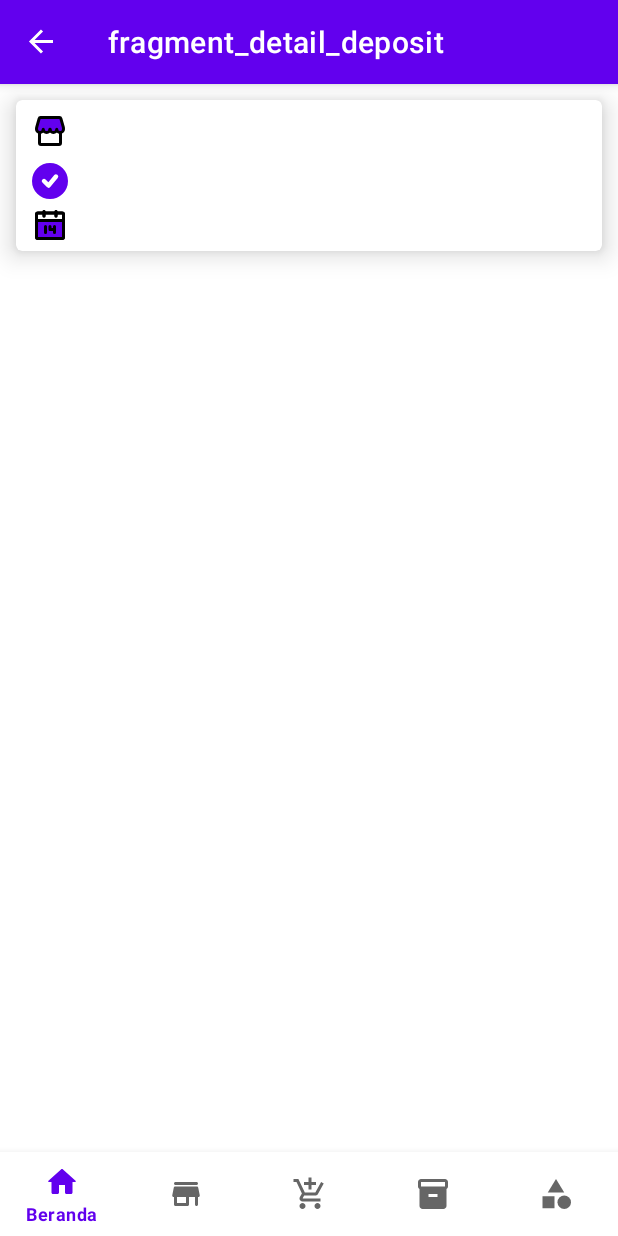
After one commit to hanifalfaqih/TitipBarangKu, an Android app: the DetailDepositFragment screen opened through its navigation route, on a phone screen of 412 x 824 dp. The commit adds this screen. Run offline under Robolectric (Android 15) with nearby library versions, the phone set to English and light mode, and no system bars; our stand-ins replace navigation-ui, sdp/ssp sizes; 2 statements that could not run were skipped.

```diff
--- /dev/null
+++ b/app/src/main/java/id/allana/titipbarangku/ui/deposit/DetailDepositFragment.kt
@@ -0,0 +1,18 @@
+package id.allana.titipbarangku.ui.deposit
+
+import id.allana.titipbarangku.data.base.BaseFragment
+import id.allana.titipbarangku.databinding.FragmentDetailDepositBinding
+
+
+class DetailDepositFragment : BaseFragment<FragmentDetailDepositBinding>(FragmentDetailDepositBinding::inflate) {
+
+    override fun initView() {
+        TODO("Not yet implemented")
+    }
+
+    override fun observeData() {
+        TODO("Not yet implemented")
+    }
+
+
+}
--- a/app/src/main/java/id/allana/titipbarangku/ui/deposit/add_product_deposit/AddProductDepositFragment.kt
+++ b/app/src/main/java/id/allana/titipbarangku/ui/deposit/add_product_deposit/AddProductDepositFragment.kt
@@ -7,7 +7,6 @@ import android.view.View
 import android.widget.AdapterView
 import android.widget.ArrayAdapter
 import android.widget.AutoCompleteTextView
-import android.widget.Toast
 import androidx.core.view.MenuHost
 import androidx.core.view.MenuProvider
 import androidx.fragment.app.viewModels
@@ -26,6 +25,7 @@ import id.allana.titipbarangku.databinding.FragmentAddProductDepositBinding
 import id.allana.titipbarangku.ui.deposit.DepositViewModel
 import id.allana.titipbarangku.ui.deposit.add_product_deposit.adapter.AddProductDepositAdapter
 import id.allana.titipbarangku.ui.product.ProductViewModel
+import id.allana.titipbarangku.util.snackbar
 
 
 class AddProductDepositFragment : BaseFragment<FragmentAddProductDepositBinding>(FragmentAddProductDepositBinding::inflate) {
@@ -106,7 +106,7 @@ class AddProductDepositFragment : BaseFragment<FragmentAddProductDepositBinding>
             setMessage(getString(R.string.msg_delete_data, data.product?.name))
             setPositiveButton(getString(R.string.delete)) { _, _ ->
                 viewModel.deleteProductDeposit(data.productDeposit)
-                Snackbar.make(requireView(), getString(R.string.success_delete_data, data.product?.name), Snackbar.LENGTH_SHORT).show()
+                requireView().snackbar(getString(R.string.success_delete_data, data.product?.name))
             }
             setNegativeButton(getString(R.string.cancel)) { dialog, _ ->
                 dialog.dismiss()
@@ -126,7 +126,7 @@ class AddProductDepositFragment : BaseFragment<FragmentAddProductDepositBinding>
                 returnQuantity = 0
             )
             viewModel.insertProductInDeposit(productDeposit)
-            Snackbar.make(requireView(), getString(R.string.success_add_product_in_deposit), Toast.LENGTH_SHORT).show()
+            requireView().snackbar(getString(R.string.success_add_product_in_deposit))
         }
     }
 
--- a/app/src/main/java/id/allana/titipbarangku/ui/product/ProductFragment.kt
+++ b/app/src/main/java/id/allana/titipbarangku/ui/product/ProductFragment.kt
@@ -5,12 +5,12 @@ import androidx.fragment.app.viewModels
 import androidx.navigation.fragment.findNavController
 import androidx.recyclerview.widget.LinearLayoutManager
 import com.google.android.material.dialog.MaterialAlertDialogBuilder
-import com.google.android.material.snackbar.Snackbar
 import id.allana.titipbarangku.R
 import id.allana.titipbarangku.data.base.BaseFragment
 import id.allana.titipbarangku.data.model.ProductModel
 import id.allana.titipbarangku.databinding.FragmentProductBinding
 import id.allana.titipbarangku.ui.product.adapter.ProductAdapter
+import id.allana.titipbarangku.util.snackbar
 
 
 class ProductFragment : BaseFragment<FragmentProductBinding>(FragmentProductBinding::inflate) {
@@ -21,7 +21,6 @@ class ProductFragment : BaseFragment<FragmentProductBinding>(FragmentProductBind
             showAlertDialog(itemProduct)
         }
     }
-    companion object;
 
     override fun initView() {
         initRecyclerView()
@@ -70,7 +69,7 @@ class ProductFragment : BaseFragment<FragmentProductBinding>(FragmentProductBind
             setMessage(getString(R.string.msg_delete_data, data.name))
             setPositiveButton(R.string.delete) { _, _ ->
                 viewModel.deleteProduct(data)
-                Snackbar.make(requireView(), getString(R.string.success_delete_data, data.name), Snackbar.LENGTH_SHORT).show()
+                requireView().snackbar(getString(R.string.success_delete_data, data.name))
             }
             setNegativeButton(R.string.cancel) { dialog, _ ->
                 dialog.dismiss()
--- a/app/src/main/java/id/allana/titipbarangku/ui/store/StoreFragment.kt
+++ b/app/src/main/java/id/allana/titipbarangku/ui/store/StoreFragment.kt
@@ -75,6 +75,4 @@ class   StoreFragment : BaseFragment<FragmentStoreBinding>(FragmentStoreBinding:
             }
         }
     }
-
-    companion object
 }
--- /dev/null
+++ b/app/src/main/res/drawable/ic_date_24dp.xml
@@ -0,0 +1,24 @@
+<vector xmlns:android="http://schemas.android.com/apk/res/android"
+    android:width="24dp"
+    android:height="24dp"
+    android:viewportWidth="24"
+    android:viewportHeight="24">
+  <path
+      android:pathData="M3,9H21a0,0 0,0 1,0 0V20a1,1 0,0 1,-1 1H4a1,1 0,0 1,-1 -1V9A0,0 0,0 1,3 9Z"
+      android:strokeWidth="2"
+      android:fillColor="#6200EE"/>
+  <path
+      android:pathData="M12,13l0,2l3,0"
+      android:strokeLineJoin="round"
+      android:strokeWidth="2"
+      android:fillColor="#00000000"
+      android:strokeColor="#000000"
+      android:strokeLineCap="round"/>
+  <path
+      android:pathData="M20,21H4a1,1 0,0 1,-1 -1V9H21V20A1,1 0,0 1,20 21ZM21,5a1,1 0,0 0,-1 -1H4A1,1 0,0 0,3 5V9H21ZM16,3V6M8,3V6M9,17V13m6,0v4"
+      android:strokeLineJoin="round"
+      android:strokeWidth="2"
+      android:fillColor="#00000000"
+      android:strokeColor="#000000"
+      android:strokeLineCap="round"/>
+</vector>
--- /dev/null
+++ b/app/src/main/res/drawable/ic_status.xml
@@ -0,0 +1,4 @@
+<vector android:height="24dp" android:viewportHeight="12"
+    android:viewportWidth="12" android:width="24dp" xmlns:android="http://schemas.android.com/apk/res/android">
+    <path android:fillColor="#6200EE" android:fillType="evenOdd" android:pathData="M6,12A6,6 0,1 0,6 0a6,6 0,0 0,0 12zM8.576,4.98a0.75,0.75 0,0 0,-1.152 -0.96L5.45,6.389l-0.92,-0.92A0.75,0.75 0,0 0,3.47 6.53l1.5,1.5a0.75,0.75 0,0 0,1.106 -0.05l2.5,-3z"/>
+</vector>
--- /dev/null
+++ b/app/src/main/res/drawable/ic_store_color.xml
@@ -0,0 +1,17 @@
+<vector android:height="24dp" android:viewportHeight="24"
+    android:viewportWidth="24" android:width="24dp" xmlns:android="http://schemas.android.com/apk/res/android">
+    <path android:fillColor="#6200EE"
+        android:pathData="M21,10.75a2.25,2.25 0,0 1,-4.5 0,2.25 2.25,0 0,1 -4.5,0 2.25,2.25 0,0 1,-4.5 0,2.25 2.25,0 0,1 -4.5,0 5.22,5.22 0,0 1,0.21 -1.47L4.79,3.73a1,1 0,0 1,1 -0.73h12.5a1,1 0,0 1,1 0.73l1.58,5.55A5.22,5.22 0,0 1,21 10.75Z" android:strokeWidth="2"/>
+    <path android:fillColor="#00000000"
+        android:pathData="M19,13v7a1,1 0,0 1,-1 1H6a1,1 0,0 1,-1 -1V13"
+        android:strokeColor="#000000" android:strokeLineCap="round"
+        android:strokeLineJoin="round" android:strokeWidth="2"/>
+    <path android:fillColor="#00000000"
+        android:pathData="M12,3h6.25a1,1 0,0 1,1 0.73l1.58,5.55A5.22,5.22 0,0 1,21 10.75h0A2.25,2.25 0,0 1,18.75 13h0a2.25,2.25 0,0 1,-2.25 -2.25A2.25,2.25 0,0 1,14.25 13h0A2.25,2.25 0,0 1,12 10.75"
+        android:strokeColor="#000000" android:strokeLineCap="round"
+        android:strokeLineJoin="round" android:strokeWidth="2"/>
+    <path android:fillColor="#00000000"
+        android:pathData="M12,3H5.75a1,1 0,0 0,-1 0.73L3.21,9.28A5.22,5.22 0,0 0,3 10.75H3A2.25,2.25 0,0 0,5.25 13h0A2.25,2.25 0,0 0,7.5 10.75,2.25 2.25,0 0,0 9.75,13h0A2.25,2.25 0,0 0,12 10.75"
+        android:strokeColor="#000000" android:strokeLineCap="round"
+        android:strokeLineJoin="round" android:strokeWidth="2"/>
+</vector>
--- /dev/null
+++ b/app/src/main/res/layout/fragment_detail_deposit.xml
@@ -0,0 +1,64 @@
+<?xml version="1.0" encoding="utf-8"?>
+<com.google.android.material.card.MaterialCardView xmlns:android="http://schemas.android.com/apk/res/android"
+    xmlns:app="http://schemas.android.com/apk/res-auto"
+    xmlns:tools="http://schemas.android.com/tools"
+    android:layout_width="match_parent"
+    android:layout_height="wrap_content"
+    android:layout_margin="@dimen/_8sdp"
+    app:cardElevation="@dimen/_8sdp">
+
+    <androidx.constraintlayout.widget.ConstraintLayout
+        android:layout_width="match_parent"
+        android:layout_height="wrap_content">
+
+        <com.google.android.material.textview.MaterialTextView
+            android:id="@+id/tv_store_name"
+            style="@style/Title18"
+            android:drawableStart="@drawable/ic_store_color"
+            android:drawablePadding="@dimen/_8sdp"
+            android:layout_marginStart="@dimen/_8sdp"
+            android:layout_marginEnd="@dimen/_8sdp"
+            android:layout_marginTop="@dimen/_4sdp"
+            app:layout_constraintEnd_toEndOf="parent"
+            app:layout_constraintStart_toStartOf="parent"
+            app:layout_constraintTop_toTopOf="parent"
+            tools:text="TOKO ABCD" />
+
+        <com.google.android.material.textview.MaterialTextView
+            android:id="@+id/tv_status_deposit"
+            style="@style/Body12"
+            android:drawableStart="@drawable/ic_status"
+            android:drawablePadding="@dimen/_8sdp"
+            android:layout_marginTop="@dimen/_4sdp"
+            app:layout_constraintEnd_toEndOf="@+id/tv_store_name"
+            app:layout_constraintStart_toStartOf="@+id/tv_store_name"
+            app:layout_constraintTop_toBottomOf="@id/tv_store_name"
+            tools:text="TOKO ABCD" />
+
+        <com.google.android.material.textview.MaterialTextView
+            android:id="@+id/tv_start_date_deposit"
+            style="@style/Body12"
+            android:layout_marginTop="@dimen/_4sdp"
+            android:layout_marginBottom="@dimen/_4sdp"
+            android:drawableStart="@drawable/ic_date_24dp"
+            android:drawablePadding="@dimen/_8sdp"
+            app:layout_constraintBottom_toBottomOf="parent"
+            app:layout_constraintStart_toStartOf="@+id/tv_status_deposit"
+            app:layout_constraintTop_toBottomOf="@+id/tv_status_deposit"
+            tools:text="TOKO ABCD" />
+
+        <com.google.android.material.textview.MaterialTextView
+            android:id="@+id/tv_end_date_deposit"
+            style="@style/Body12"
+            android:layout_marginTop="@dimen/_4sdp"
+            android:layout_marginBottom="@dimen/_4sdp"
+            android:drawableStart="@drawable/ic_date_24dp"
+            android:drawablePadding="@dimen/_8sdp"
+            app:layout_constraintBottom_toBottomOf="parent"
+            app:layout_constraintStart_toStartOf="@+id/tv_status_deposit"
+            app:layout_constraintTop_toBottomOf="@+id/tv_status_deposit"
+            tools:text="TOKO ABCD" />
+
+    </androidx.constraintlayout.widget.ConstraintLayout>
+
+</com.google.android.material.card.MaterialCardView>
--- a/app/src/main/res/layout/fragment_product.xml
+++ b/app/src/main/res/layout/fragment_product.xml
@@ -42,7 +42,7 @@
     <com.google.android.material.textview.MaterialTextView
         android:id="@+id/tv_state_data_empty"
         style="@style/Body10"
-        android:text="@string/please_add_store_first"
+        android:text="@string/please_add_product_first"
         android:textAlignment="center"
         android:visibility="gone"
         android:layout_marginTop="@dimen/_4sdp"
--- a/app/src/main/res/navigation/mobile_navigation.xml
+++ b/app/src/main/res/navigation/mobile_navigation.xml
@@ -28,6 +28,9 @@
         <action
             android:id="@+id/action_navigation_deposit_to_addDepositHolderActivity"
             app:destination="@id/addDepositHolderActivity" />
+        <action
+            android:id="@+id/action_navigation_deposit_to_detailDepositFragment"
+            app:destination="@id/detailDepositFragment" />
     </fragment>
     <fragment
         android:id="@+id/navigation_product"
@@ -95,4 +98,9 @@
         android:name="id.allana.titipbarangku.ui.deposit.AddDepositHolderActivity"
         android:label="activity_add_deposit_holder"
         tools:layout="@layout/activity_add_deposit_holder" />
+    <fragment
+        android:id="@+id/detailDepositFragment"
+        android:name="id.allana.titipbarangku.ui.deposit.DetailDepositFragment"
+        android:label="fragment_detail_deposit"
+        tools:layout="@layout/fragment_detail_deposit" />
 </navigation>
--- a/app/src/main/res/values/strings.xml
+++ b/app/src/main/res/values/strings.xml
@@ -14,6 +14,8 @@
     <string name="please_add_store_first">Silakan tambahkan data toko terlebih dahulu</string>
     <string name="please_add_category_first">Silakan tambahkan data kategori terlebih dahulu</string>
     <string name="please_add_deposit_first">Silakan tambahkan data deposit terlebih dahulu</string>
+    <string name="please_add_product_first">Silakan tambahkan data produk terlebih dahulu</string>
+    <string name="please_add_product_or_store_first">Silakan tambahkan data produk / toko terlebih dahulu</string>
     <string name="update">Perbarui</string>
     <string name="add_category">Tambah Kategori</string>
     <string name="add_product">Tambah Produk</string>
@@ -47,4 +49,6 @@
     <string name="success_add_product_in_deposit">Berhasil tambah barang ke dalam deposit</string>
     <string name="start_date_deposit">Tanggal Mulai Deposit</string>
     <string name="msg_product_quantity_must_be_filled">Data Produk / Jumlah Barang harus diisi!</string>
+    <string name="product_name_must_be_filled">Nama produk harus diisi!</string>
+    <string name="product_price_must_be_filled">Harga produk harus diisi!</string>
 </resources>
```
Also changed, not shown: app/src/main/java/id/allana/titipbarangku/ui/category/CategoryBottomSheetFragment.kt (+3 -6 lines), app/src/main/java/id/allana/titipbarangku/ui/category/CategoryFragment.kt (+2 -5 lines), app/src/main/java/id/allana/titipbarangku/ui/deposit/DepositFragment.kt (+12 -2 lines), app/src/main/java/id/allana/titipbarangku/ui/deposit/add_deposit/AddDepositFragment.kt (+3 -4 lines), app/src/main/java/id/allana/titipbarangku/ui/deposit/add_product_deposit/ProductDepositBottomSheetFragment.kt (+6 -6 lines), app/src/main/java/id/allana/titipbarangku/ui/deposit/add_product_deposit/adapter/AddProductDepositAdapter.kt (+11 -1 lines), app/src/main/java/id/allana/titipbarangku/ui/product/ProductBottomSheetFragment.kt (+11 -13 lines), app/src/main/java/id/allana/titipbarangku/util/SnackbarExt.kt (added, +8 -0 lines).
